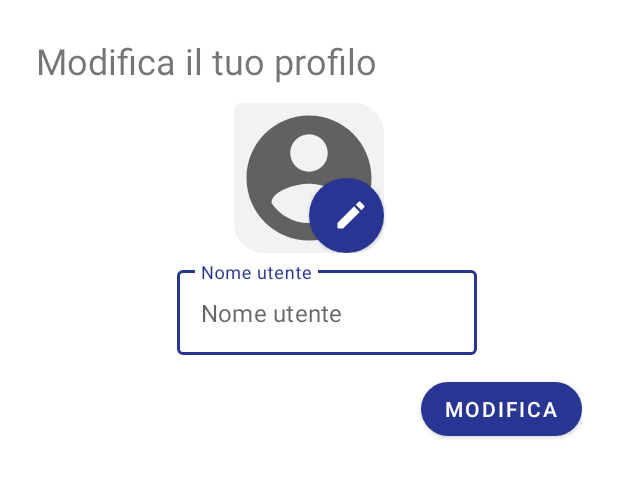
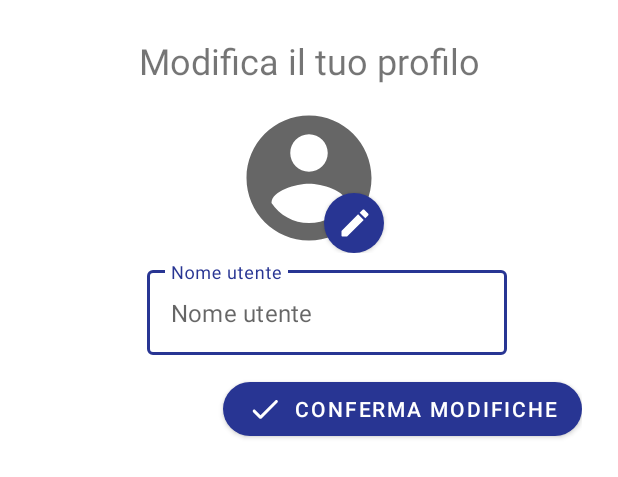
Before and after one commit to eliamusiu/Accordo, an Android app: the layout fragment_profile_bottom_sheet.xml on its own in the app's theme, with its tools: preview values and no code run, on a phone screen of 412 x 824 dp. Shown: the top 477 px of the screen. Run offline under Robolectric (Android 15) with nearby library versions, the phone set to English and light mode, and no system bars; network calls fail.

Commit message:
Immagini profilo arrotondate e miglioramento layout BottomSheetFragment

```diff
--- a/app/src/main/java/com/example/accordo/PostViewHolder.java
+++ b/app/src/main/java/com/example/accordo/PostViewHolder.java
@@ -108,6 +108,7 @@ public class PostViewHolder extends RecyclerView.ViewHolder {
      * @param postAuthor Autore del post dal prendere l'immagine per settare l'{@link ImageView}
      */
     public void setProfilePicture(User postAuthor) {
+        profileImageView.setClipToOutline(true);
         if (postAuthor == null || postAuthor.getPicture().equals("null")) {     // TODO: vedi italiantitan su canale 1
             profileImageView.setImageResource(R.drawable.ic_round_account_circle_24);
         } else {
--- a/app/src/main/java/com/example/accordo/ProfileBottomSheetFragment.java
+++ b/app/src/main/java/com/example/accordo/ProfileBottomSheetFragment.java
@@ -10,6 +10,7 @@ import android.util.Log;
 import android.view.LayoutInflater;
 import android.view.View;
 import android.view.ViewGroup;
+import android.widget.Button;
 import android.widget.EditText;
 import android.widget.ImageView;
 
@@ -26,6 +27,7 @@ public class ProfileBottomSheetFragment extends BottomSheetDialogFragment {
     private CommunicationController cc;
     private ImageView profilePictureImageView;
     private EditText profileNameEditText;
+    private Button editProfileImageButton;
     private Context context;
     private Bitmap croppedProfilePicBitmap = null;
 
@@ -50,11 +52,12 @@ public class ProfileBottomSheetFragment extends BottomSheetDialogFragment {
         View view = inflater.inflate(R.layout.fragment_profile_bottom_sheet, container, false);
         profilePictureImageView = view.findViewById(R.id.userProfileImageView);
         profileNameEditText = view.findViewById(R.id.profileNameEditText);
+        editProfileImageButton = view.findViewById(R.id.editProfileImageButton);
 
         setProfileInfo();
 
         // Click sull'immagine per cambiarla (apre il file explorer dalla WallActivity)
-        profilePictureImageView.setOnClickListener(v -> {
+        editProfileImageButton.setOnClickListener(v -> {
             ((WallActivity)context).onEditProfileImageClick();
         });
 
@@ -129,6 +132,7 @@ public class ProfileBottomSheetFragment extends BottomSheetDialogFragment {
             snackbar.setAnchorView(getActivity().findViewById(R.id.fab))
                     .show();
         } else {
+            profilePictureImageView.setClipToOutline(true);
             profilePictureImageView.setImageBitmap(croppedProfilePicBitmap);
         }
     }
--- /dev/null
+++ b/app/src/main/res/drawable/circle_profile_background.xml
@@ -0,0 +1,3 @@
+<shape xmlns:android="http://schemas.android.com/apk/res/android" android:shape="oval">
+    <solid android:color="@android:color/transparent"/>
+</shape>
--- /dev/null
+++ b/app/src/main/res/drawable/ic_round_done_24.xml
@@ -0,0 +1,10 @@
+<vector xmlns:android="http://schemas.android.com/apk/res/android"
+    android:width="24dp"
+    android:height="24dp"
+    android:viewportWidth="24"
+    android:viewportHeight="24"
+    android:tint="?attr/colorControlNormal">
+  <path
+      android:fillColor="@android:color/white"
+      android:pathData="M9,16.2l-3.5,-3.5c-0.39,-0.39 -1.01,-0.39 -1.4,0 -0.39,0.39 -0.39,1.01 0,1.4l4.19,4.19c0.39,0.39 1.02,0.39 1.41,0L20.3,7.7c0.39,-0.39 0.39,-1.01 0,-1.4 -0.39,-0.39 -1.01,-0.39 -1.4,0L9,16.2z"/>
+</vector>
--- a/app/src/main/res/layout/fragment_profile_bottom_sheet.xml
+++ b/app/src/main/res/layout/fragment_profile_bottom_sheet.xml
@@ -14,6 +14,7 @@
         android:layout_height="wrap_content"
         android:text="@string/edit_profile_title"
         android:textSize="24dp"
+        android:gravity="center_horizontal"
         app:layout_constraintTop_toTopOf="parent"
         app:layout_constraintLeft_toLeftOf="parent"
         app:layout_constraintBottom_toTopOf="@+id/picNameLinearLayout"/>
@@ -39,17 +40,18 @@
                 android:layout_height="100dp"
                 android:layout_marginRight="24dp"
                 android:adjustViewBounds="true"
-                android:background="@drawable/their_post_background"
-                android:foreground="@drawable/image_post_foreground"
+                android:background="@drawable/circle_profile_background"
                 android:src="@drawable/ic_round_account_circle_24" />
 
             <Button
-                android:layout_width="50dp"
-                android:layout_height="50dp"
+                android:id="@+id/editProfileImageButton"
+                android:layout_width="40dp"
+                android:layout_height="40dp"
                 android:layout_alignRight="@id/userProfileImageView"
                 android:layout_alignBottom="@id/userProfileImageView"
                 style="@style/Widget.Accordo.MaterialButton"
-                android:drawableLeft="@drawable/ic_round_edit_24"
+                android:drawableRight="@drawable/ic_round_edit_24"
+                android:paddingRight="7dp"
                 android:insetLeft="0dp"
                 android:insetTop="0dp"
                 android:insetRight="0dp"
@@ -66,7 +68,7 @@
             android:hint="Nome utente">
             <com.google.android.material.textfield.TextInputEditText
                 android:id="@+id/profileNameEditText"
-                android:layout_width="200dp"
+                android:layout_width="240dp"
                 android:layout_height="wrap_content"
                 android:hint="Nome utente" />
         </com.google.android.material.textfield.TextInputLayout>
@@ -78,6 +80,7 @@
         android:layout_width="wrap_content"
         android:layout_height="wrap_content"
         android:layout_marginBottom="4dp"
+        android:drawableLeft="@drawable/ic_round_done_24"
         app:layout_constraintTop_toBottomOf="@+id/picNameLinearLayout"
         app:layout_constraintRight_toRightOf="parent"
         style="@style/Widget.Accordo.MaterialButton"
--- a/app/src/main/res/layout/image_post_list_row.xml
+++ b/app/src/main/res/layout/image_post_list_row.xml
@@ -25,6 +25,7 @@
 
             <ImageView
                 android:id="@+id/profileImageView"
+                android:background="@drawable/circle_profile_background"
                 android:src="@drawable/ic_round_account_circle_24"
                 android:layout_width="28dp"
                 android:layout_height="28dp" />
--- a/app/src/main/res/layout/location_post_list_row.xml
+++ b/app/src/main/res/layout/location_post_list_row.xml
@@ -25,6 +25,7 @@
 
             <ImageView
                 android:id="@+id/profileImageView"
+                android:background="@drawable/circle_profile_background"
                 android:src="@drawable/ic_round_account_circle_24"
                 android:layout_width="28dp"
                 android:layout_height="28dp" />
--- a/app/src/main/res/layout/text_post_list_row.xml
+++ b/app/src/main/res/layout/text_post_list_row.xml
@@ -24,6 +24,7 @@
 
             <ImageView
                 android:id="@+id/profileImageView"
+                android:background="@drawable/circle_profile_background"
                 android:src="@drawable/ic_round_account_circle_24"
                 android:layout_width="28dp"
                 android:layout_height="28dp"/>
--- a/app/src/main/res/values-night/themes.xml
+++ b/app/src/main/res/values-night/themes.xml
@@ -34,6 +34,8 @@
         <item name="materialAlertDialogTheme">@style/MyThemeOverlayAlertDialog</item>
         <!-- Bottom Sheet Dialog Theme -->
         <item name="bottomSheetDialogTheme">@style/CustomBottomSheetDialog</item>
+        <!-- Stile snackbar -->
+        <item name="snackbarStyle">@style/Widget.Accordo.Snackbar</item>
     </style>
 
     <style name="ThemeOverlay.Accordo.FullscreenContainer" parent="">
--- a/app/src/main/res/values/strings.xml
+++ b/app/src/main/res/values/strings.xml
@@ -9,7 +9,7 @@
     <string name="hello_blank_fragment">Hello blank fragment</string>
     <string name="preference_file_sid">sid</string>
     <string name="preference_file_sid_default_value">no</string>
-    <string name="edit_profile">Modifica</string>
+    <string name="edit_profile">Conferma modifiche</string>
     <string name="new_post_hint">Scrivi un nuovo post...</string>
     <string name="preference_file_uid">uid</string>
     <string name="preference_file_uid_default_value">no</string>
--- a/app/src/main/res/values/styles.xml
+++ b/app/src/main/res/values/styles.xml
@@ -53,6 +53,10 @@
         <item name="android:stateListAnimator">@null</item>
     </style>
 
+    <style name="Widget.Accordo.Snackbar" parent="Widget.MaterialComponents.Snackbar">
+        <item name="shapeAppearanceOverlay">@style/ShapeAppearanceOverlay.Accordo.MaterialButton</item>
+    </style>
+
     <!-- Post -->
     <style name="Widget.Accordo.PostLinearLayout" parent="">
         <item name="elevation">4dp</item>
--- a/app/src/main/res/values/themes.xml
+++ b/app/src/main/res/values/themes.xml
@@ -30,6 +30,8 @@
         <item name="materialAlertDialogTheme">@style/MyThemeOverlayAlertDialog</item>
         <!-- Bottom Sheet Dialog Theme -->
         <item name="bottomSheetDialogTheme">@style/CustomBottomSheetDialog</item>
+        <!-- Stile snackbar -->
+        <item name="snackbarStyle">@style/Widget.Accordo.Snackbar</item>
     </style>
 
     <style name="ThemeOverlay.Accordo.FullscreenContainer" parent="">
```
